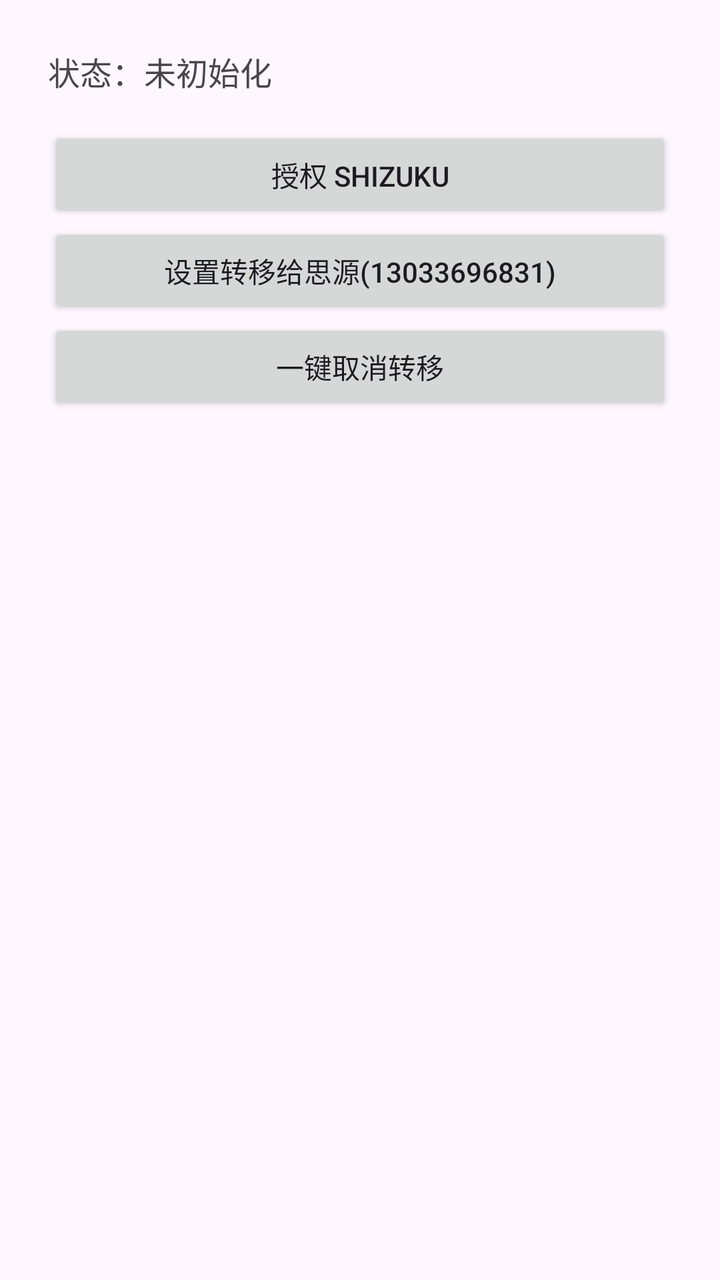
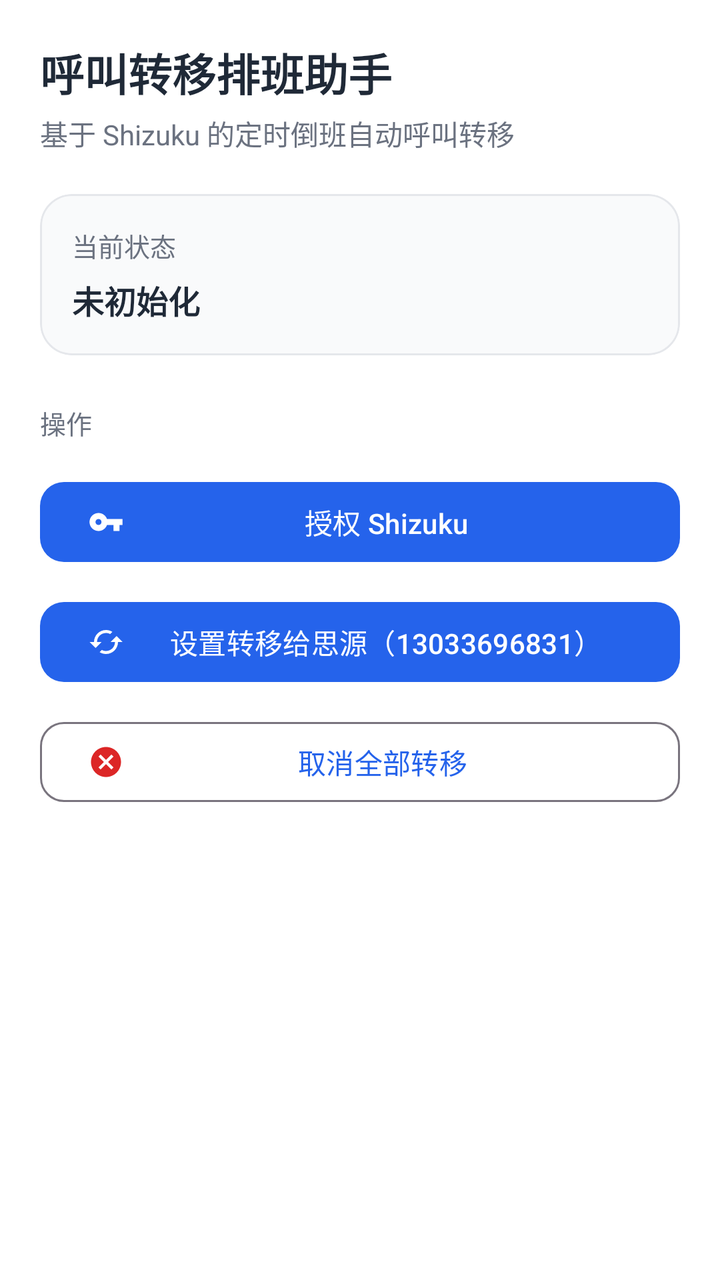

An Android layout rendered at two revisions. The XML below is the earlier revision; the diff shows what the commit changed to produce the second picture.
<!-- AndroidManifest.xml: application theme Theme.CallForward -->
<!-- res/layout/activity_main.xml -->
<?xml version="1.0" encoding="utf-8"?>
<LinearLayout xmlns:android="http://schemas.android.com/apk/res/android"
    android:layout_width="match_parent"
    android:layout_height="match_parent"
    android:orientation="vertical"
    android:padding="24dp">

    <TextView
        android:id="@+id/statusText"
        android:layout_width="match_parent"
        android:layout_height="wrap_content"
        android:text="状态：未初始化"
        android:textSize="16sp"
        android:paddingBottom="16dp" />

    <Button
        android:id="@+id/grantButton"
        android:layout_width="match_parent"
        android:layout_height="wrap_content"
        android:text="授权 Shizuku" />

    <Button
        android:id="@+id/setButton"
        android:layout_width="match_parent"
        android:layout_height="wrap_content"
        android:text="设置转移给思源(13033696831)" />

    <Button
        android:id="@+id/cancelButton"
        android:layout_width="match_parent"
        android:layout_height="wrap_content"
        android:text="一键取消转移" />

</LinearLayout>
<!-- resources referenced by this layout -->
<resources>
  <style name="Theme.CallForward" parent="Theme.Material3.DayNight.NoActionBar" />
</resources>

<!-- the commit's change to res/layout/activity_main.xml (unified diff, before → after) -->
@@ -1,34 +1,115 @@
 <?xml version="1.0" encoding="utf-8"?>
-<LinearLayout xmlns:android="http://schemas.android.com/apk/res/android"
+<ScrollView xmlns:android="http://schemas.android.com/apk/res/android"
+    xmlns:app="http://schemas.android.com/apk/res-auto"
     android:layout_width="match_parent"
     android:layout_height="match_parent"
-    android:orientation="vertical"
-    android:padding="24dp">
+    android:background="@android:color/white"
+    android:fillViewport="true">
 
-    <TextView
-        android:id="@+id/statusText"
+    <LinearLayout
         android:layout_width="match_parent"
         android:layout_height="wrap_content"
-        android:text="状态：未初始化"
-        android:textSize="16sp"
-        android:paddingBottom="16dp" />
+        android:orientation="vertical"
+        android:padding="20dp">
 
-    <Button
-        android:id="@+id/grantButton"
-        android:layout_width="match_parent"
-        android:layout_height="wrap_content"
-        android:text="授权 Shizuku" />
+        
+        <TextView
+            android:layout_width="wrap_content"
+            android:layout_height="wrap_content"
+            android:text="@string/app_name"
+            android:textColor="@color/text_primary"
+            android:textSize="22sp"
+            android:textStyle="bold" />
 
-    <Button
-        android:id="@+id/setButton"
-        android:layout_width="match_parent"
-        android:layout_height="wrap_content"
-        android:text="设置转移给思源(13033696831)" />
+        <TextView
+            android:layout_width="wrap_content"
+            android:layout_height="wrap_content"
+            android:layout_marginTop="4dp"
+            android:text="@string/subtitle"
+            android:textColor="@color/text_secondary"
+            android:textSize="14sp" />
 
-    <Button
-        android:id="@+id/cancelButton"
-        android:layout_width="match_parent"
-        android:layout_height="wrap_content"
-        android:text="一键取消转移" />
+        
+        <com.google.android.material.card.MaterialCardView
+            android:layout_width="match_parent"
+            android:layout_height="wrap_content"
+            android:layout_marginTop="20dp"
+            app:cardBackgroundColor="@color/surface_soft"
+            app:cardCornerRadius="16dp"
+            app:cardElevation="0dp"
+            app:strokeColor="@color/divider"
+            app:strokeWidth="1dp">
 
-</LinearLayout>
+            <LinearLayout
+                android:layout_width="match_parent"
+                android:layout_height="wrap_content"
+                android:orientation="vertical"
+                android:padding="16dp">
+
+                <TextView
+                    android:layout_width="wrap_content"
+                    android:layout_height="wrap_content"
+                    android:text="@string/status_label"
+                    android:textColor="@color/text_secondary"
+                    android:textSize="13sp" />
+
+                <TextView
+                    android:id="@+id/statusText"
+                    android:layout_width="match_parent"
+                    android:layout_height="wrap_content"
+                    android:layout_marginTop="6dp"
+                    android:text="@string/status_init"
+                    android:textColor="@color/text_primary"
+                    android:textSize="16sp"
+                    android:textStyle="bold" />
+            </LinearLayout>
+        </com.google.android.material.card.MaterialCardView>
+
+        
+        <TextView
+            android:layout_width="wrap_content"
+            android:layout_height="wrap_content"
+            android:layout_marginTop="24dp"
+            android:layout_marginBottom="8dp"
+            android:text="@string/action_section"
+            android:textColor="@color/text_secondary"
+            android:textSize="13sp" />
+
+        
+        <com.google.android.material.button.MaterialButton
+            android:id="@+id/grantButton"
+            android:layout_width="match_parent"
+            android:layout_height="wrap_content"
+            android:layout_marginTop="8dp"
+            android:text="@string/grant_btn"
+            app:icon="@drawable/ic_authorize"
+            app:iconTint="@android:color/white"
+            app:backgroundTint="@color/brand_blue"
+            app:cornerRadius="12dp" />
+
+        
+        <com.google.android.material.button.MaterialButton
+            android:id="@+id/setButton"
+            android:layout_width="match_parent"
+            android:layout_height="wrap_content"
+            android:layout_marginTop="12dp"
+            android:text="@string/set_btn"
+            app:icon="@drawable/ic_forward"
+            app:iconTint="@android:color/white"
+            app:backgroundTint="@color/brand_blue"
+            app:cornerRadius="12dp" />
+
+        
+        <com.google.android.material.button.MaterialButton
+            android:id="@+id/cancelButton"
+            style="@style/Widget.Material3.Button.OutlinedButton"
+            android:layout_width="match_parent"
+            android:layout_height="wrap_content"
+            android:layout_marginTop="12dp"
+            android:text="@string/cancel_btn"
+            app:icon="@drawable/ic_cancel"
+            app:iconTint="@color/status_error"
+            app:cornerRadius="12dp" />
+
+    </LinearLayout>
+</ScrollView>
<!-- resource entries referenced after the edit -->
@@ -1,5 +1,65 @@
 <!-- resources referenced by this layout -->
 <resources>
-  <style name="Theme.CallForward" parent="Theme.Material3.DayNight.NoActionBar" />
+  <color name="brand_blue">#2563EB</color>
+  <color name="divider">#E5E7EB</color>
+  <color name="status_error">#DC2626</color>
+  <color name="surface_soft">#F9FAFB</color>
+  <color name="text_primary">#1F2937</color>
+  <color name="text_secondary">#6B7280</color>
+  <!-- drawable ic_authorize (drawable) -->
+  <vector xmlns:android="http://schemas.android.com/apk/res/android"
+      android:width="24dp"
+      android:height="24dp"
+      android:viewportWidth="24"
+      android:viewportHeight="24">
+      
+      <path
+          android:fillColor="#FFFFFFFF"
+          android:pathData="M12.65,10C11.83,7.67 9.61,6 7,6c-3.31,0 -6,2.69 -6,6s2.69,6 6,6c2.61,0 4.83,-1.67 5.65,-4H17v4h4v-4h2v-4H12.65zM7,14c-1.1,0 -2,-0.9 -2,-2s0.9,-2 2,-2 2,0.9 2,2 -0.9,2 -2,2z"/>
+  </vector>
+  <!-- drawable ic_cancel (drawable) -->
+  <vector xmlns:android="http://schemas.android.com/apk/res/android"
+      android:width="24dp"
+      android:height="24dp"
+      android:viewportWidth="24"
+      android:viewportHeight="24">
+      
+      <path
+          android:fillColor="#FFFFFFFF"
+          android:pathData="M12,2C6.47,2 2,6.47 2,12s4.47,10 10,10 10,-4.47 10,-10S17.53,2 12,2zM17,15.59L15.59,17 12,13.41 8.41,17 7,15.59 10.59,12 7,8.41 8.41,7 12,10.59 15.59,7 17,8.41 13.41,12 17,15.59z"/>
+  </vector>
+  <!-- drawable ic_forward (drawable) -->
+  <vector xmlns:android="http://schemas.android.com/apk/res/android"
+      android:width="24dp"
+      android:height="24dp"
+      android:viewportWidth="24"
+      android:viewportHeight="24">
+      
+      <path
+          android:fillColor="#FFFFFFFF"
+          android:pathData="M19,8l-4,4h3c0,3.31 -2.69,6 -6,6 -1.01,0 -1.97,-0.25 -2.8,-0.7l-1.46,1.46C8.97,19.54 10.43,20 12,20c4.42,0 8,-3.58 8,-8h3l-4,-4zM6,12c0,-3.31 2.69,-6 6,-6 1.01,0 1.97,0.25 2.8,0.7l1.46,-1.46C15.03,4.46 13.57,4 12,4c-4.42,0 -8,3.58 -8,8H1l4,4 4,-4H6z"/>
+  </vector>
+  <string name="action_section">操作</string>
+  <string name="app_name">呼叫转移排班助手</string>
+  <string name="cancel_btn">取消全部转移</string>
+  <string name="grant_btn">授权 Shizuku</string>
+  <string name="set_btn">设置转移给思源（13033696831）</string>
+  <string name="status_init">未初始化</string>
+  <string name="status_label">当前状态</string>
+  <string name="subtitle">基于 Shizuku 的定时倒班自动呼叫转移</string>
+  <style name="Theme.CallForward" parent="Theme.Material3.Light.NoActionBar">
+          <item name="colorPrimary">@color/brand_blue</item>
+          <item name="colorOnPrimary">@android:color/white</item>
+          <item name="colorPrimaryContainer">@color/brand_blue_soft</item>
+          <item name="colorOnPrimaryContainer">@color/brand_blue_deep</item>
+          <item name="android:colorBackground">@android:color/white</item>
+          <item name="colorSurface">@android:color/white</item>
+          <item name="colorOnSurface">@color/text_primary</item>
+          <item name="colorOnBackground">@color/text_primary</item>
+          <item name="android:statusBarColor">@android:color/white</item>
+          <item name="android:windowLightStatusBar">true</item>
+      </style>
+  <color name="brand_blue_soft">#DBEAFE</color>
+  <color name="brand_blue_deep">#1E40AF</color>
 </resources>
 
